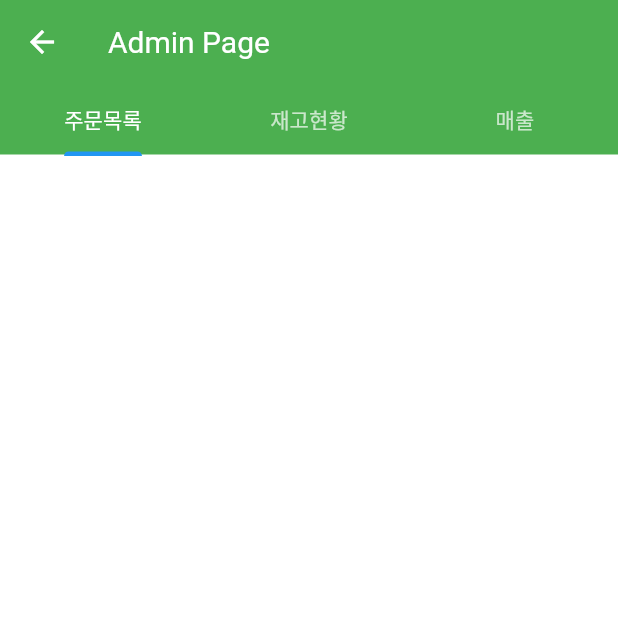
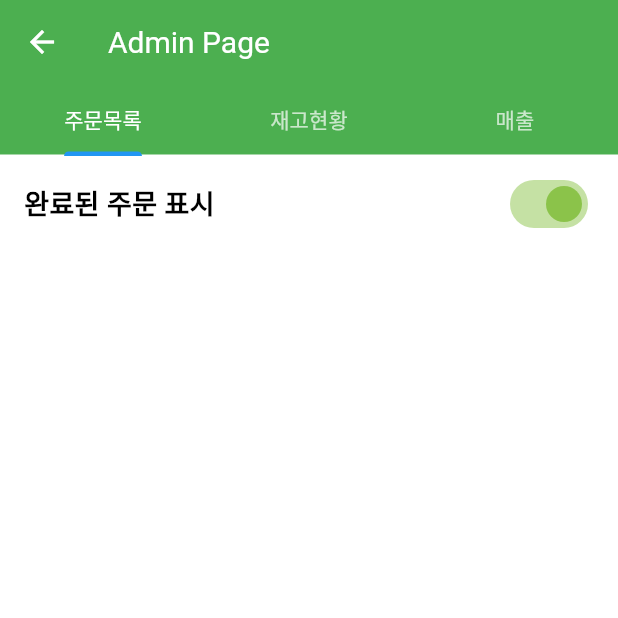
Before and after one commit to kohs2k21/CSC4020-03-Database, a Flutter app: the AdminPage screen opened directly, on a phone screen of 412 x 824 dp, the top half of it. Run offline on Flutter 3.47's test engine with Material 3 defaults, Android fonts, the phone set to English and light mode, and no system bars; our stand-ins replace sqflite; accounts and stored records are empty.

Commit message:
feat: 완료된 주문 필터

```diff
--- a/db_project/lib/admin_page.dart
+++ b/db_project/lib/admin_page.dart
@@ -16,6 +16,7 @@ class _AdminPageState extends State<AdminPage> {
   List<Map<String, dynamic>> orders = [];
   List<Map<String, dynamic>> inventory = [];
   List<Map<String, dynamic>> dailySales = [];
+  bool showCompletedOrders = true;
 
   @override
   void initState() {
@@ -160,12 +161,43 @@ class _AdminPageState extends State<AdminPage> {
   }
 
   Widget _buildOrderList() {
-    return ListView.builder(
-      itemCount: orders.length,
+    List<Map<String, dynamic>> filteredOrders = showCompletedOrders
+        ? orders
+        : orders.where((order) => order['order_status'] != '완료').toList();
+
+    return Column(
+      children: [
+        Padding(
+          padding: const EdgeInsets.symmetric(vertical: 8.0, horizontal: 16.0),
+          child: Row(
+            mainAxisAlignment: MainAxisAlignment.spaceBetween,
+            children: [
+              const Text(
+                '완료된 주문 표시',
+                style: TextStyle(fontSize: 18, fontWeight: FontWeight.bold),
+              ),
+              Switch(
+                value: showCompletedOrders,
+                onChanged: (bool value) {
+                  setState(() {
+                    showCompletedOrders = value;
+                  });
+                },
+                activeColor: Colors.lightGreen,
+                inactiveThumbColor: Colors.red,
+                inactiveTrackColor: Colors.red[200],
+              ),
+            ],
+          ),
+        ),
+        Expanded(
+          child: ListView.builder(
+            itemCount: filteredOrders.length,
             itemBuilder: (context, index) {
-        final order = orders[index];
+              final order = filteredOrders[index];
               return Card(
-          margin: const EdgeInsets.symmetric(vertical: 8.0, horizontal: 16.0),
+                margin:
+                    const EdgeInsets.symmetric(vertical: 8.0, horizontal: 16.0),
                 shape: RoundedRectangleBorder(
                   borderRadius: BorderRadius.circular(15.0),
                 ),
@@ -189,13 +221,13 @@ class _AdminPageState extends State<AdminPage> {
                   trailing: Switch(
                     value: order['order_status'] == '완료',
                     onChanged: (value) {
-                _toggleOrderStatus(order['order_id'], order['order_status']);
+                      _toggleOrderStatus(
+                          order['order_id'], order['order_status']);
                     },
                     activeColor: Colors.green,
                     inactiveThumbColor: Colors.red,
                     inactiveTrackColor: Colors.red[200],
                   ),
-            isThreeLine: true,
                   onTap: () {
                     Navigator.push(
                       context,
@@ -208,6 +240,9 @@ class _AdminPageState extends State<AdminPage> {
                 ),
               );
             },
+          ),
+        ),
+      ],
     );
   }
 
```
Lines whose indentation alone changed are shown as unchanged.
